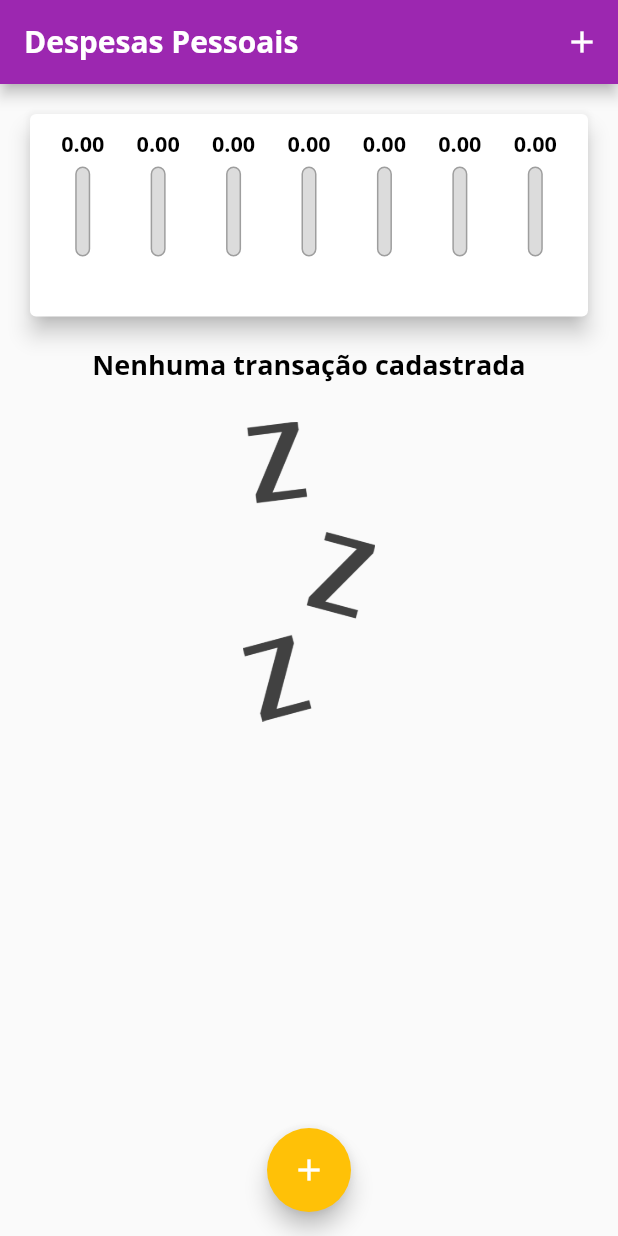
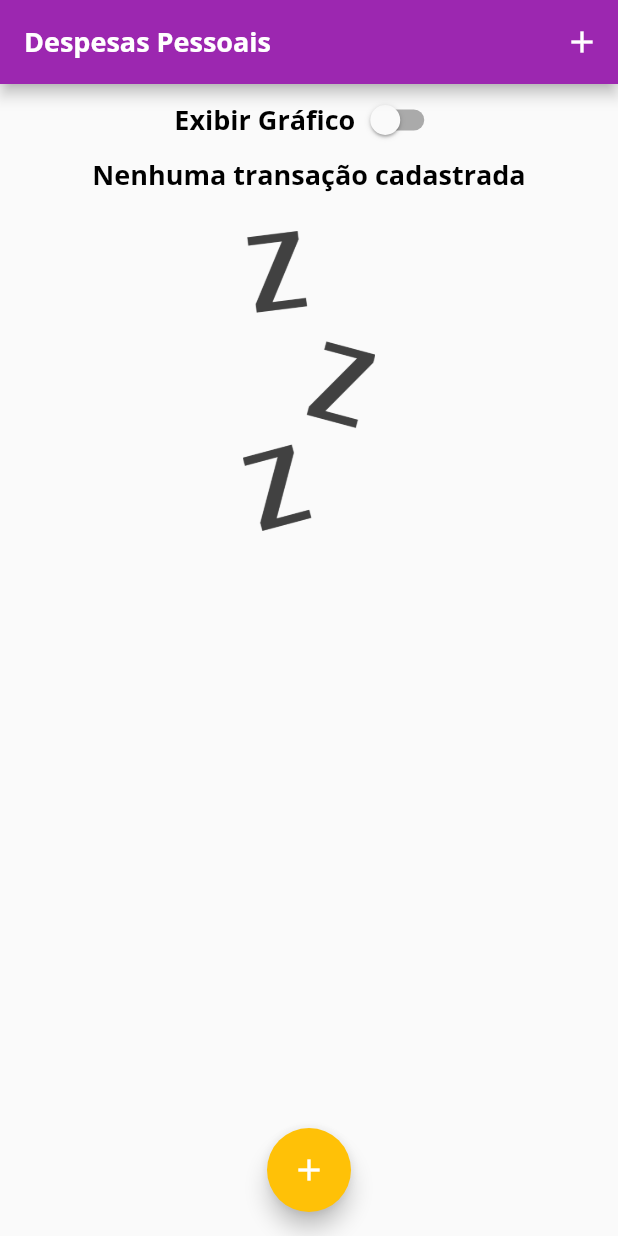
Before and after one commit to LeonardoPuglia/despesas_pessoais, a Flutter app: the screen it shows after launch, on a phone screen of 412 x 824 dp. Run offline on Flutter 3.47's test engine with Material 2 defaults, Android fonts, the phone set to English and light mode, and no system bars.

Commit message:
Show Chart/List

```diff
--- a/lib/components/chart_bar.dart
+++ b/lib/components/chart_bar.dart
@@ -16,17 +16,21 @@ class ChartBar extends StatelessWidget {
 
   @override
   Widget build(BuildContext context) {
+    return LayoutBuilder(
+      builder: (ctx, constraints) {
         return Column(
           children: [
             Container(
-          height: 20,
+              height: constraints.maxHeight * 0.20,
               child: FittedBox(
                 child: Text('${value.toStringAsFixed(2)}'),
               ),
             ),
-        SizedBox(height: 5),
+            SizedBox(
+              height: constraints.maxHeight * 0.05,
+            ),
             Container(
-          height: 60,
+              height: constraints.maxHeight * 0.5,
               width: 10,
               child: Stack(
                 alignment: Alignment.bottomCenter,
@@ -51,9 +55,16 @@ class ChartBar extends StatelessWidget {
                 ],
               ),
             ),
-        SizedBox(height: 5),
-        Text(label),
+            SizedBox(
+              height: constraints.maxHeight * 0.05,
+            ),
+            Container(
+              height: constraints.maxHeight * 0.15,
+              child: Text(label),
+            ),
           ],
+        );
+      },
     );
   }
 }
--- a/lib/components/transaction_list.dart
+++ b/lib/components/transaction_list.dart
@@ -15,7 +15,6 @@ class TransactionList extends StatelessWidget {
   @override
   Widget build(BuildContext context) {
     return Container(
-      height: 300,
       child: transactions.isEmpty
           ? Column(
               children: [
--- a/lib/main.dart
+++ b/lib/main.dart
@@ -5,6 +5,7 @@ import 'dart:math';
 import 'package:despesas_pessoais/components/chart.dart';
 import 'package:despesas_pessoais/components/transaction_form.dart';
 import 'package:flutter/material.dart';
+import 'package:flutter/services.dart';
 
 import 'components/transaction_list.dart';
 import 'models/transaction.dart';
@@ -16,6 +17,10 @@ class ExpensesAPP extends StatelessWidget {
 
   @override
   Widget build(BuildContext context) {
+    // SystemChrome.setPreferredOrientations([
+    //   DeviceOrientation.portraitUp,
+    // ]);
+
     final ThemeData tema = ThemeData();
 
     return MaterialApp(
@@ -51,38 +56,8 @@ class MyHomePage extends StatefulWidget {
 }
 
 class _MyHomePageState extends State<MyHomePage> {
-  final List<Transaction> _transactions = [
-    // Transaction(
-    //   id: 't1',
-    //   title: 'Nova Estante Quarto',
-    //   value: 710.76,
-    //   date: DateTime.now().subtract(Duration(days: 33)),
-    // ),
-    // Transaction(
-    //   id: 't2',
-    //   title: 'Novo tênis de Corrida',
-    //   value: 310.76,
-    //   date: DateTime.now().subtract(Duration(days: 3)),
-    // ),
-    // Transaction(
-    //   id: 't3',
-    //   title: 'Conta de Luz',
-    //   value: 211.30,
-    //   date: DateTime.now().subtract(Duration(days: 4)),
-    // ),
-    // Transaction(
-    //   id: 't4',
-    //   title: 'Cartão Crédito',
-    //   value: 10000.30,
-    //   date: DateTime.now(),
-    // ),
-    // Transaction(
-    //   id: 't5',
-    //   title: 'Carro',
-    //   value: 34000.30,
-    //   date: DateTime.now().subtract(Duration(days: 4)),
-    // ),
-  ];
+  final List<Transaction> _transactions = [];
+  bool _showChart = false;
 
   List<Transaction> get _recentTransactions {
     return _transactions.where((tr) {
@@ -125,23 +100,55 @@ class _MyHomePageState extends State<MyHomePage> {
 
   @override
   Widget build(BuildContext context) {
+    final appBar = AppBar(
+      title: Text(
+        'Despesas Pessoais',
+        style: TextStyle(
+          fontSize: 18 * MediaQuery.of(context).textScaleFactor,
+        ),
+      ),
+      actions: [
+        IconButton(
+          onPressed: () => _openTransactionFormModal(context),
+          icon: Icon(Icons.add),
+        )
+      ],
+    );
+
+    final availabelHeight = MediaQuery.of(context).size.height -
+        appBar.preferredSize.height -
+        MediaQuery.of(context).padding.top;
+
     return Scaffold(
-      appBar: AppBar(
-        title: Text('Despesas Pessoais'),
-        actions: [
-          IconButton(
-            onPressed: () => _openTransactionFormModal(context),
-            icon: Icon(Icons.add),
-          )
-        ],
-      ),
+      appBar: appBar,
       body: SingleChildScrollView(
         child: Column(
           crossAxisAlignment: CrossAxisAlignment.stretch,
           children: [
-            Chart(_recentTransactions),
-            TransactionList(
-                transactions: _transactions, onDelete: _deleteTransaction),
+            Row(
+              mainAxisAlignment: MainAxisAlignment.center,
+              children: [
+                Text('Exibir Gráfico'),
+                Switch(
+                  value: _showChart,
+                  onChanged: (value) {
+                    setState(() {
+                      _showChart = value;
+                    });
+                  },
+                ),
+              ],
+            ),
+            _showChart
+                ? Container(
+                    height: availabelHeight * 0.3,
+                    child: Chart(_recentTransactions))
+                : Container(
+                    height: availabelHeight * 0.7,
+                    child: TransactionList(
+                        transactions: _transactions,
+                        onDelete: _deleteTransaction),
+                  ),
           ],
         ),
       ),
```
Lines whose indentation alone changed are shown as unchanged.
